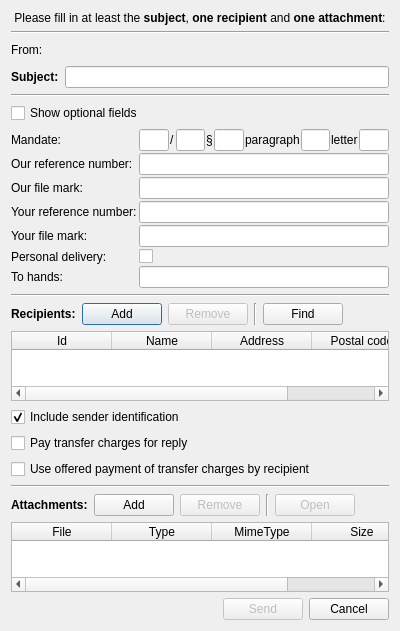
First picture: the form in src/gui/ui/dlg_send_message.ui, repository psakar/datovka, before the edit.
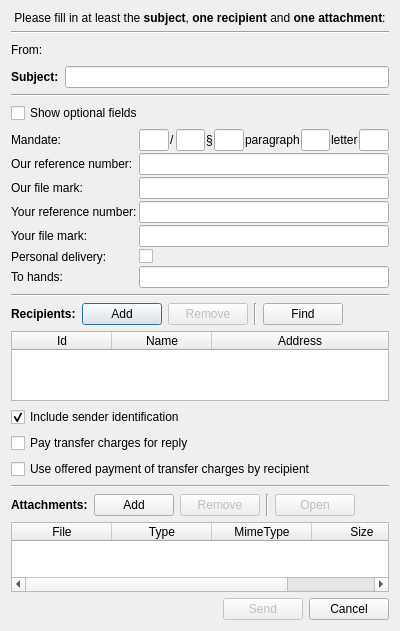
Second picture: the form after the edit. Icons and pictures are not drawn.

Patch:
```diff
--- a/src/gui/ui/dlg_send_message.ui
+++ b/src/gui/ui/dlg_send_message.ui
@@ -418,11 +418,6 @@
        <string>Address</string>
       </property>
      </column>
-     <column>
-      <property name="text">
-       <string>Postal code</string>
-      </property>
-     </column>
     </widget>
    </item>
    <item>
```
